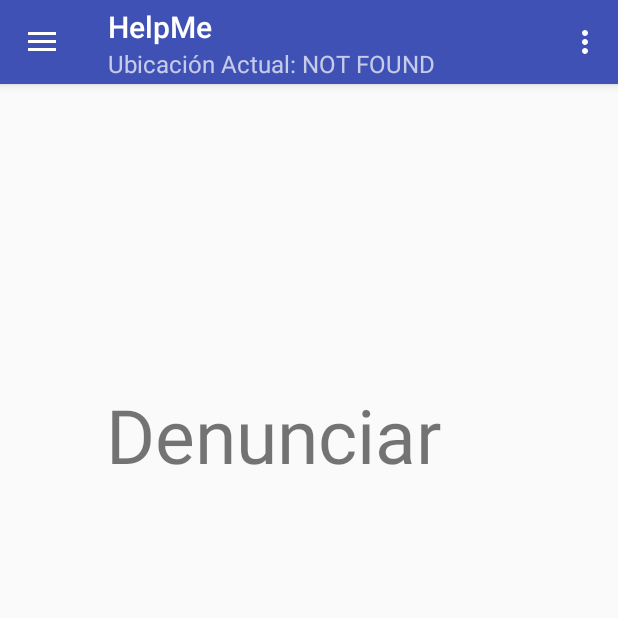
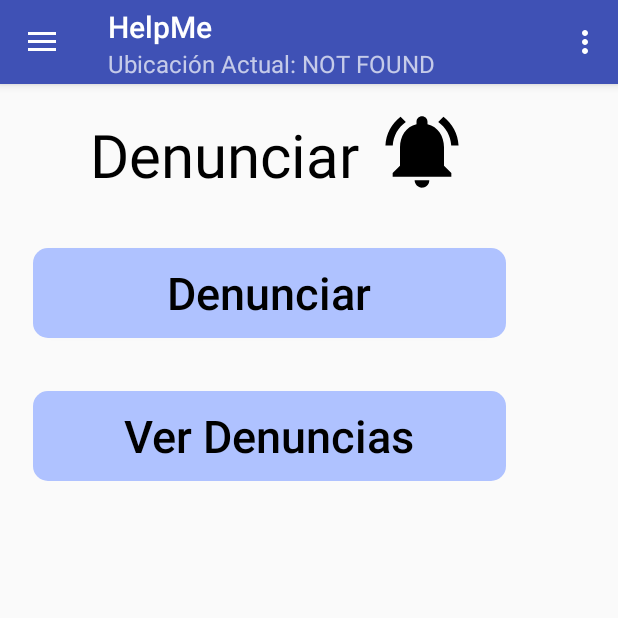
Before and after one commit to ilanitjamilis/PROYECTOFINAL, an Android app: the fragment ActividadDenunciar placed in its activity, on a phone screen of 412 x 824 dp, the top half of it. Run offline under Robolectric (Android 15) with nearby library versions, the phone set to English and light mode, and no system bars.

```diff
--- a/HelpMe/app/build.gradle
+++ b/HelpMe/app/build.gradle
@@ -5,7 +5,7 @@ android {
     buildToolsVersion "25.0.2"
     defaultConfig {
         applicationId "proyectofinal.helpme"
-        minSdkVersion 19
+        minSdkVersion 21
         targetSdkVersion 25
         versionCode 1
         versionName "1.0"
@@ -28,5 +28,6 @@ dependencies {
     compile 'com.android.support:design:25.3.1'
     compile 'com.android.support.constraint:constraint-layout:1.0.2'
     compile 'com.github.paolorotolo:appintro:4.1.0'
+    compile 'com.google.android.gms:play-services-maps:10.2.6'
     testCompile 'junit:junit:4.12'
 }
--- a/HelpMe/app/src/main/java/proyectofinal/helpme/ActividadDenunciar.java
+++ b/HelpMe/app/src/main/java/proyectofinal/helpme/ActividadDenunciar.java
@@ -3,9 +3,11 @@ package proyectofinal.helpme;
 import android.support.v4.app.Fragment;
 import android.support.v7.app.AppCompatActivity;
 import android.os.Bundle;
+import android.util.Log;
 import android.view.LayoutInflater;
 import android.view.View;
 import android.view.ViewGroup;
+import android.widget.Button;
 import android.widget.ImageButton;
 
 public class ActividadDenunciar extends Fragment implements View.OnClickListener {
@@ -19,12 +21,32 @@ public class ActividadDenunciar extends Fragment implements View.OnClickListener
         // Inflate the layout for this fragment
 
         View vistaADevolver = inflater.inflate(R.layout.actividad_denunciar, container, false);
+
+        Button btnDenunciar;
+        btnDenunciar = (Button) vistaADevolver.findViewById(R.id.btnDenunciar);
+        btnDenunciar.setOnClickListener(this);
+
+        Button btnVerDenuncias;
+        btnVerDenuncias = (Button) vistaADevolver.findViewById(R.id.btnVerDenuncias);
+        btnVerDenuncias.setOnClickListener(this);
+
         return vistaADevolver;
     }
 
     public void onClick(View vista) {
         ActividadNavigationDrawer ActividadNavigationDrawer;
         ActividadNavigationDrawer = (ActividadNavigationDrawer) getActivity();
+
+        Integer id = vista.getId();
+
+        switch(vista.getId()) {
+            case R.id.btnDenunciar:
+                ActividadNavigationDrawer.irDenunciar();
+                break;
+            case R.id.btnVerDenuncias:
+                ActividadNavigationDrawer.irVerDenuncias();
+                break;
+        }
     }
 
 }
--- a/HelpMe/app/src/main/res/layout/actividad_denunciar.xml
+++ b/HelpMe/app/src/main/res/layout/actividad_denunciar.xml
@@ -5,24 +5,70 @@
     android:layout_width="fill_parent"
     android:layout_height="fill_parent">
 
-    <android.support.constraint.ConstraintLayout
+    <RelativeLayout
         xmlns:android="http://schemas.android.com/apk/res/android"
         xmlns:app="http://schemas.android.com/apk/res-auto"
         xmlns:tools="http://schemas.android.com/tools"
         android:layout_width="match_parent"
         android:layout_height="match_parent"
-        tools:context="proyectofinal.helpme.ActividadMisDatos">
+        tools:context="proyectofinal.helpme.ActividadRegistro">
 
-        <TextView
-            android:layout_width="344dp"
-            android:layout_height="495dp"
+        <LinearLayout
+            android:layout_width="wrap_content"
+            android:layout_height="wrap_content"
+            android:orientation="horizontal"
+            android:id="@+id/linearLayout1">
+
+            <TextView
+                android:layout_width="wrap_content"
+                android:layout_height="wrap_content"
+                android:layout_marginLeft="50dp"
+                android:paddingTop="20dp"
+                android:textColor="@color/android:black"
+                android:text="Denunciar"
+                android:textAlignment="center"
+                android:textSize="40dp" />
+
+            <ImageView
+                android:id="@+id/imageView3"
+                android:layout_width="74dp"
+                android:layout_height="match_parent"
+                android:paddingLeft="10dp"
+                android:paddingTop="15dp"
+                android:src="@drawable/ic_notifications_active_black_24dp" />
+
+        </LinearLayout>
+
+        <Button
+            android:layout_below="@+id/linearLayout1"
+            android:id="@+id/btnDenunciar"
+            android:layout_width="315dp"
+            android:layout_height="60dp"
+            android:layout_marginLeft="12dp"
+            android:layout_marginTop="35dp"
+            android:background="@drawable/fondo_redondeado"
+            android:backgroundTint="#AFC2FF"
+            android:textColor="#000"
             android:text="Denunciar"
+            android:textAllCaps="false"
             android:textAlignment="center"
-            android:textSize="50dp"
-            android:paddingTop="200dp"
-            tools:layout_editor_absoluteY="8dp"
-            tools:layout_editor_absoluteX="8dp" />
+            android:textSize="30dp" />
 
-    </android.support.constraint.ConstraintLayout>
+        <Button
+            android:layout_below="@+id/btnDenunciar"
+            android:id="@+id/btnVerDenuncias"
+            android:layout_width="315dp"
+            android:layout_height="60dp"
+            android:layout_marginLeft="12dp"
+            android:layout_marginTop="35dp"
+            android:background="@drawable/fondo_redondeado"
+            android:backgroundTint="#AFC2FF"
+            android:textColor="#000"
+            android:text="Ver Denuncias"
+            android:textAllCaps="false"
+            android:textAlignment="center"
+            android:textSize="30dp" />
+
+    </RelativeLayout>
 
 </ScrollView>
--- a/HelpMe/app/src/main/res/menu/actividad_navigation_drawer_drawer.xml
+++ b/HelpMe/app/src/main/res/menu/actividad_navigation_drawer_drawer.xml
@@ -17,7 +17,7 @@
         <item
             android:id="@+id/nav_menu4"
             android:icon="@drawable/ic_notifications_active_black_24dp"
-            android:title="Denunciar" />
+            android:title="Denuncias" />
 
         <item android:title="Ajustes">
             <menu>
--- a/HelpMe/app/src/main/res/values/strings.xml
+++ b/HelpMe/app/src/main/res/values/strings.xml
@@ -7,5 +7,7 @@
     <string name="navigation_drawer_close">Cerrar navigation drawer</string>
 
     <string name="app_intro_skip">Saltear</string>
+    <string name="title_activity_actividad_mapa_denunciar">Map</string>
+    <string name="title_activity_actividad_mapa_ver_denuncias">Map</string>
 
 </resources>
```
Also changed, not shown: HelpMe/app/src/debug/res/values/google_maps_api.xml (added, +26 -0 lines), HelpMe/app/src/main/AndroidManifest.xml (+27 -2 lines), HelpMe/app/src/main/java/proyectofinal/helpme/ActividadConfiguracion.java (+23 -1 lines), HelpMe/app/src/main/java/proyectofinal/helpme/ActividadMapaDenunciar.java (added, +54 -0 lines), HelpMe/app/src/main/java/proyectofinal/helpme/ActividadMapaVerDenuncias.java (added, +46 -0 lines), HelpMe/app/src/main/java/proyectofinal/helpme/ActividadNavigationDrawer.java (+18 -0 lines), HelpMe/app/src/main/res/layout/actividad_configuracion.xml (+19 -0 lines), HelpMe/app/src/main/res/layout/actividad_mapa_denunciar.xml (added, +117 -0 lines), HelpMe/app/src/main/res/layout/actividad_mapa_ver_denuncias.xml (added, +8 -0 lines), 2 other files.
